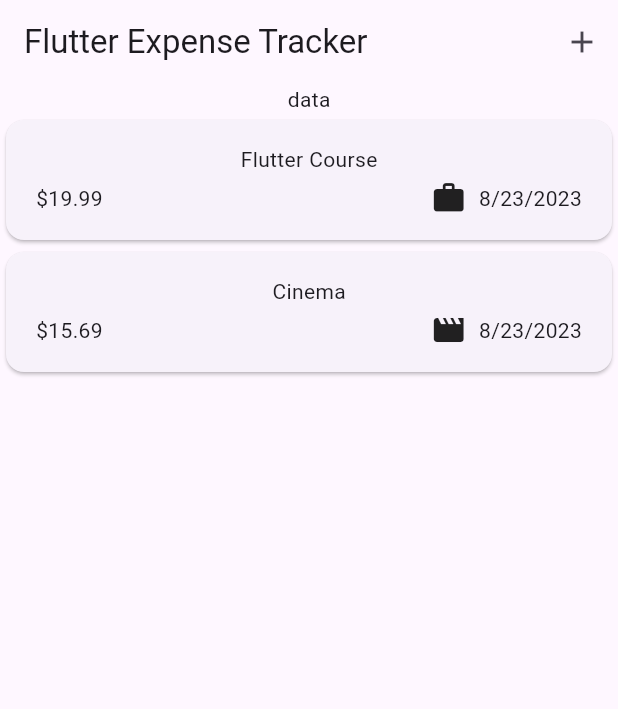
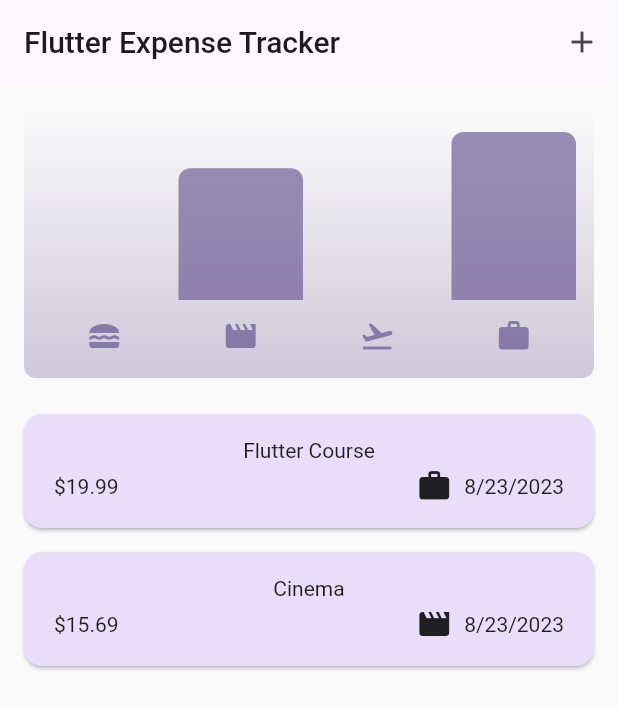
Before and after one commit to BerkayGulen/Flutter-Expense-Tracker-App, a Flutter app: the screen it shows after launch, on a phone screen of 412 x 824 dp. Shown: the top 709 px of the screen. Run offline on Flutter 3.47's test engine with Material 2 defaults, Android fonts, the phone set to English and light mode, and no system bars.

Commit message:
almost finished

```diff
--- /dev/null
+++ b/lib/widgets/chart/chart.dart
@@ -0,0 +1,97 @@
+import 'package:flutter/material.dart';
+
+import 'package:expense_tracker/models/expense.dart';
+
+import '../expenses.dart';
+import 'chart_bar.dart';
+
+class Chart extends StatelessWidget {
+  const Chart({super.key, required this.expenses});
+
+  final List<Expense> expenses;
+
+  List<ExpenseBucket> get buckets {
+    return [
+      ExpenseBucket.forCategory(expenses, Category.food),
+      ExpenseBucket.forCategory(expenses, Category.leisure),
+      ExpenseBucket.forCategory(expenses, Category.travel),
+      ExpenseBucket.forCategory(expenses, Category.work),
+    ];
+  }
+
+  double get maxTotalExpense {
+    double maxTotalExpense = 0;
+
+    for (final bucket in buckets) {
+      if (bucket.totalExpenses > maxTotalExpense) {
+        maxTotalExpense = bucket.totalExpenses;
+      }
+    }
+
+    return maxTotalExpense;
+  }
+
+  @override
+  Widget build(BuildContext context) {
+    final isDarkMode =
+        MediaQuery.of(context).platformBrightness == Brightness.dark;
+    return Container(
+      margin: const EdgeInsets.all(16),
+      padding: const EdgeInsets.symmetric(
+        vertical: 16,
+        horizontal: 8,
+      ),
+      width: double.infinity,
+      height: 180,
+      decoration: BoxDecoration(
+        borderRadius: BorderRadius.circular(8),
+        gradient: LinearGradient(
+          colors: [
+            Theme.of(context).colorScheme.primary.withOpacity(0.3),
+            Theme.of(context).colorScheme.primary.withOpacity(0.0)
+          ],
+          begin: Alignment.bottomCenter,
+          end: Alignment.topCenter,
+        ),
+      ),
+      child: Column(
+        children: [
+          Expanded(
+            child: Row(
+              crossAxisAlignment: CrossAxisAlignment.end,
+              children: [
+                for (final bucket in buckets) // alternative to map()
+                  ChartBar(
+                    fill: bucket.totalExpenses == 0
+                        ? 0
+                        : bucket.totalExpenses / maxTotalExpense,
+                  )
+              ],
+            ),
+          ),
+          const SizedBox(height: 12),
+          Row(
+            children: buckets
+                .map(
+                  (bucket) => Expanded(
+                child: Padding(
+                  padding: const EdgeInsets.symmetric(horizontal: 4),
+                  child: Icon(
+                    categoryIcons[bucket.category],
+                    color: isDarkMode
+                        ? Theme.of(context).colorScheme.secondary
+                        : Theme.of(context)
+                        .colorScheme
+                        .primary
+                        .withOpacity(0.7),
+                  ),
+                ),
+              ),
+            )
+                .toList(),
+          )
+        ],
+      ),
+    );
+  }
+}
--- /dev/null
+++ b/lib/widgets/chart/chart_bar.dart
@@ -0,0 +1,34 @@
+import 'package:flutter/material.dart';
+
+class ChartBar extends StatelessWidget {
+  const ChartBar({
+    super.key,
+    required this.fill,
+  });
+
+  final double fill;
+
+  @override
+  Widget build(BuildContext context) {
+    final isDarkMode =
+        MediaQuery.of(context).platformBrightness == Brightness.dark;
+    return Expanded(
+      child: Padding(
+        padding: const EdgeInsets.symmetric(horizontal: 4),
+        child: FractionallySizedBox(
+          heightFactor: fill,
+          child: DecoratedBox(
+            decoration: BoxDecoration(
+              shape: BoxShape.rectangle,
+              borderRadius:
+              const BorderRadius.vertical(top: Radius.circular(8)),
+              color: isDarkMode
+                  ? Theme.of(context).colorScheme.secondary
+                  : Theme.of(context).colorScheme.primary.withOpacity(0.65),
+            ),
+          ),
+        ),
+      ),
+    );
+  }
+}
--- a/lib/widgets/expenses.dart
+++ b/lib/widgets/expenses.dart
@@ -1,3 +1,4 @@
+import 'package:expense_tracker/widgets/chart/chart.dart';
 import 'package:expense_tracker/widgets/expenses_list/expenses_list.dart';
 import 'package:expense_tracker/widgets/new_expense.dart';
 import 'package:flutter/material.dart';
@@ -27,12 +28,55 @@ class _ExpensesState extends State<Expenses> {
     ),
   ];
 
-  void _openAddExpenseOverlay(){
-    showModalBottomSheet(context: context, builder: (ctx) => const NewExpense() );
+  void _addExpense(Expense expense) {
+    setState(() {
+      expenses.add(expense);
+    });
+  }
+
+  void _removeExpense(Expense expense) {
+    final expenseIndex = expenses.indexOf(expense);
+    setState(() {
+      expenses.remove(expense);
+    });
+    ScaffoldMessenger.of(context).clearSnackBars();
+    ScaffoldMessenger.of(context).showSnackBar(SnackBar(
+      duration: const Duration(seconds: 3),
+      content: const Text("Expense Removed"),
+      action: SnackBarAction(
+        label: 'undo',
+        onPressed: () {
+          setState(() {
+            expenses.insert(expenseIndex, expense);
+          });
+        },
+      ),
+    ));
+  }
+
+  void _openAddExpenseOverlay() {
+    showModalBottomSheet(
+        isScrollControlled: true,
+        context: context,
+        builder: (ctx) => NewExpense(
+              onAddExpense: _addExpense,
+            ));
   }
 
   @override
   Widget build(BuildContext context) {
+    Widget mainContent = const Center(
+      child: Text("No expenses found. Start adding some"),
+    );
+
+    final width = MediaQuery.of(context).size.width;
+
+    if (expenses.isNotEmpty) {
+      mainContent = ExpensesList(
+        expenses: expenses,
+        onRemoveExpense: _removeExpense,
+      );
+    }
     return Scaffold(
       appBar: AppBar(
         title: const Text("Flutter Expense Tracker"),
@@ -43,15 +87,38 @@ class _ExpensesState extends State<Expenses> {
           ),
         ],
       ),
-      body: Column(
-        children: [
-          const Text("data"),
-          Expanded(
-              child: ExpensesList(
-            expenses: expenses,
-          )),
-        ],
-      ),
+      body: width < 600
+          ? Column(
+              children: [
+                Chart(expenses: expenses),
+                Expanded(child: mainContent),
+              ],
+            )
+          : Row(children: [
+              Expanded(child: Chart(expenses: expenses)),
+              Expanded(child: mainContent),
+            ]),
     );
   }
 }
+
+class ExpenseBucket {
+  final Category category;
+  final List<Expense> expenses;
+
+  ExpenseBucket({required this.category, required this.expenses});
+
+  ExpenseBucket.forCategory(List<Expense> allExpenses, this.category)
+      : expenses = allExpenses
+            .where((element) => element.category == category)
+            .toList();
+
+  double get totalExpenses {
+    double sum = 0;
+
+    for (final expense in expenses) {
+      sum += expense.amount;
+    }
+    return sum;
+  }
+}
--- a/lib/widgets/expenses_list/expense_item.dart
+++ b/lib/widgets/expenses_list/expense_item.dart
@@ -5,6 +5,7 @@ class ExpenseItem extends StatelessWidget {
   const ExpenseItem({required this.expense, super.key});
 
   final Expense expense;
+
 
   @override
   Widget build(BuildContext context) {
--- a/lib/widgets/expenses_list/expenses_list.dart
+++ b/lib/widgets/expenses_list/expenses_list.dart
@@ -4,14 +4,25 @@ import 'package:flutter/material.dart';
 import '../../models/expense.dart';
 
 class ExpensesList extends StatelessWidget {
-  const ExpensesList({required this.expenses, super.key});
+  const ExpensesList({
+    required this.expenses,
+    required this.onRemoveExpense,
+    super.key,
+  });
 
   final List<Expense> expenses;
+  final void Function(Expense expense) onRemoveExpense;
 
   @override
   Widget build(BuildContext context) {
     return ListView.builder(
         itemCount: expenses.length,
-        itemBuilder: (ctx, index) => ExpenseItem(expense: expenses[index]));
+        itemBuilder: (ctx, index) => Dismissible(
+          background: Container(color: Theme.of(context).colorScheme.error.withOpacity(0.75),),
+            key: ValueKey(expenses[index]),
+            onDismissed: (direction) {
+              onRemoveExpense(expenses[index]);
+            },
+            child: ExpenseItem(expense: expenses[index])));
   }
 }
```
Also changed, not shown: lib/main.dart (+17 -1 lines), lib/widgets/new_expense.dart (+62 -10 lines).
